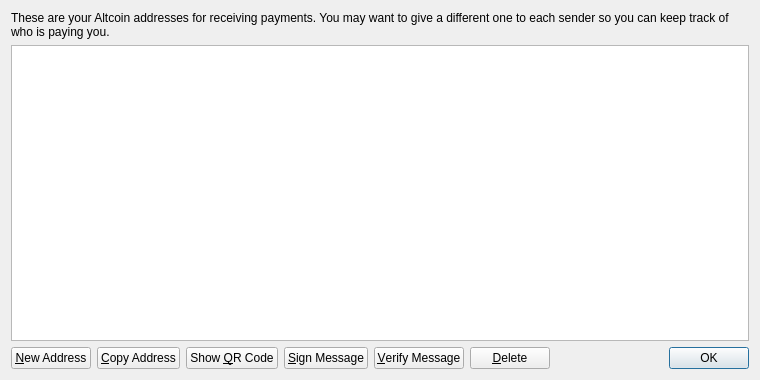
hqcoin/HQCoin, file src/qt/forms/addressbookpage.ui: the form before one commit.
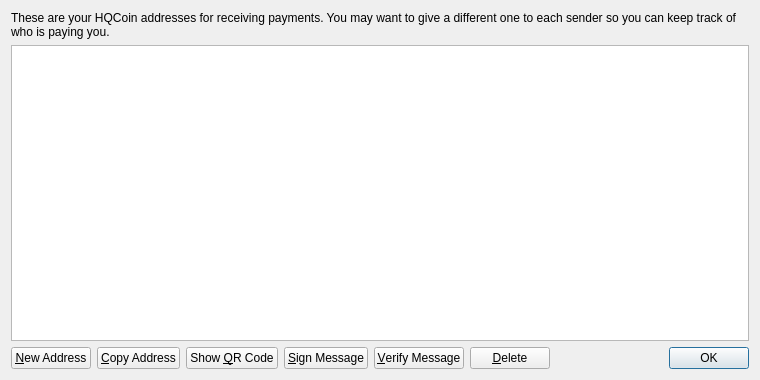
The form after the commit. Icons and pictures are not drawn.

```diff
--- a/src/qt/forms/addressbookpage.ui
+++ b/src/qt/forms/addressbookpage.ui
@@ -17,7 +17,7 @@
    <item>
     <widget class="QLabel" name="labelExplanation">
      <property name="text">
-      <string>These are your Altcoin addresses for receiving payments. You may want to give a different one to each sender so you can keep track of who is paying you.</string>
+      <string>These are your HQCoin addresses for receiving payments. You may want to give a different one to each sender so you can keep track of who is paying you.</string>
      </property>
      <property name="textFormat">
       <enum>Qt::PlainText</enum>
```
